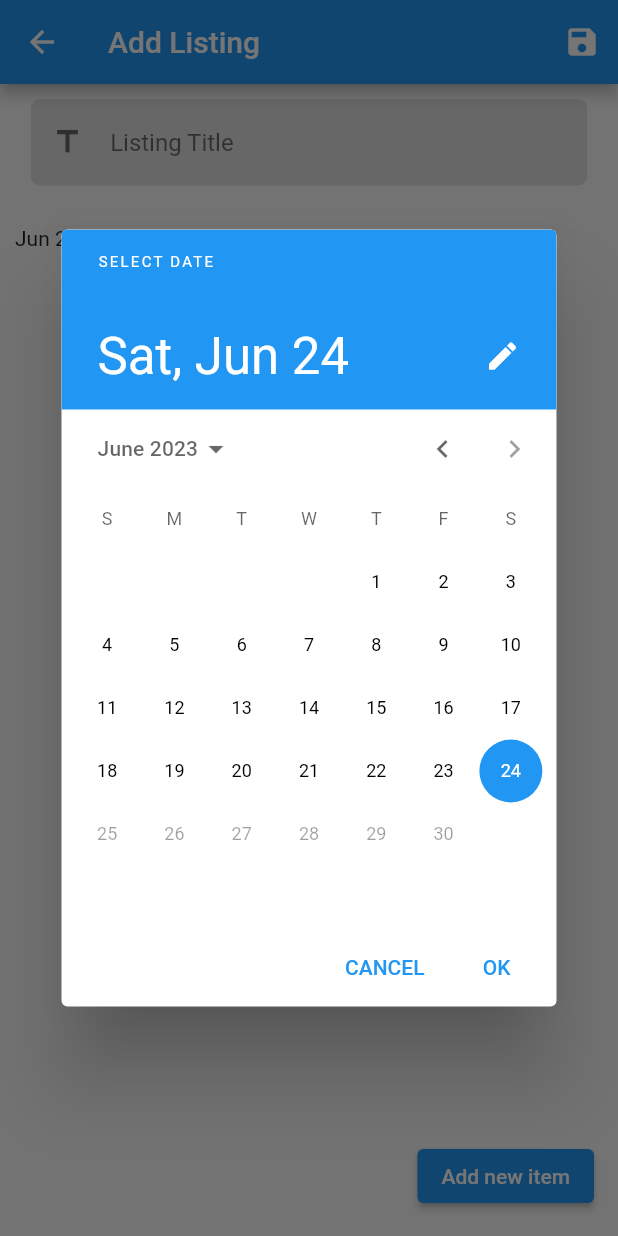
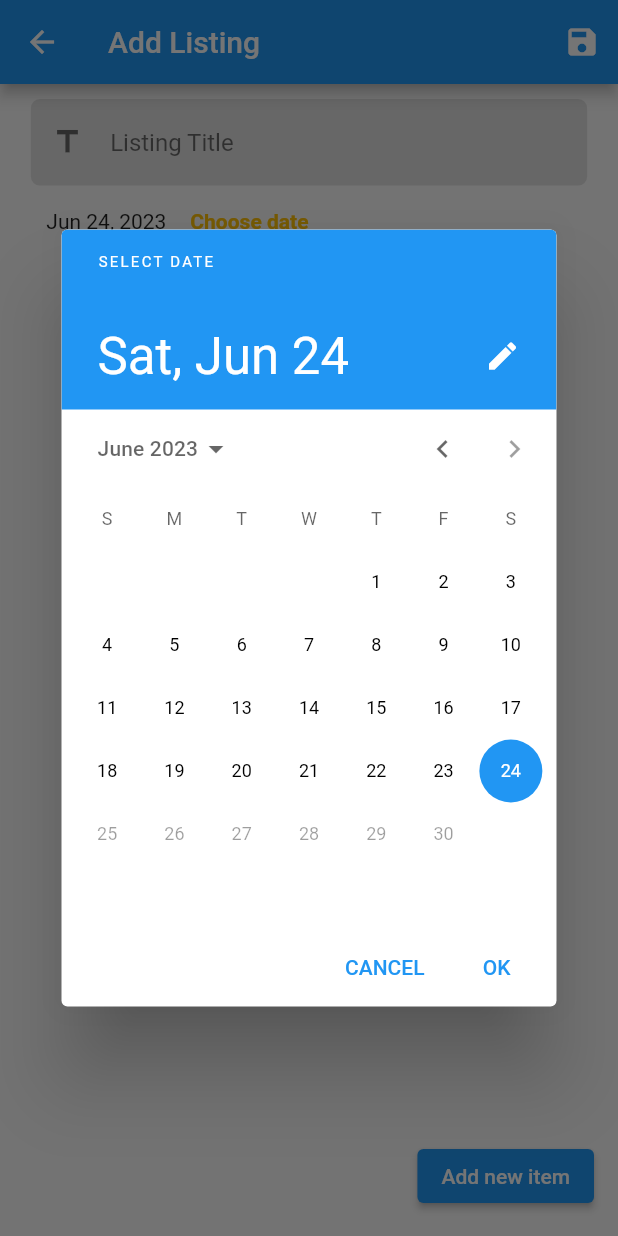
Before and after one commit to denosg/gest_prod_river, a Flutter app: the AddListingScreen screen opened by its route, after a tap on "Choose date", on a phone screen of 412 x 824 dp. Run offline on Flutter 3.47's test engine with Material 2 defaults, Android fonts, the phone set to English and light mode, and no system bars; our stand-ins replace firebase_core, firebase_storage, flutter_riverpod, image_picker; accounts and stored records are empty; generated files the repository leaves out were written again; network calls fail.

Commit message:
date picker works

```diff
--- a/lib/screens/add_listing_screen.dart
+++ b/lib/screens/add_listing_screen.dart
@@ -1,13 +1,13 @@
 import 'package:flutter/material.dart';
 import 'package:flutter_riverpod/flutter_riverpod.dart';
-import 'package:gest_prod_river/providers/item_list_provider.dart';
-import 'package:gest_prod_river/screens/listings_overview_screen.dart';
-import 'package:gest_prod_river/widgets/add_list_screen/added_item.dart';
-import 'package:gest_prod_river/widgets/add_list_screen/listing_title_form.dart';
-import 'package:intl/intl.dart';
 
 import '../models/listing.dart';
 import '../widgets/add_list_screen/new_item.dart';
+import '/providers/item_list_provider.dart';
+import '/screens/listings_overview_screen.dart';
+import '/widgets/add_list_screen/added_item.dart';
+import '/widgets/add_list_screen/choose_date_form.dart';
+import '/widgets/add_list_screen/listing_title_form.dart';
 
 class AddListingScreen extends ConsumerStatefulWidget {
   static const routeName = '/add-listing-screen';
@@ -19,9 +19,6 @@ class AddListingScreen extends ConsumerStatefulWidget {
 class AddListingScreenState extends ConsumerState<AddListingScreen> {
   final _imageUrlController = TextEditingController();
   final _form = GlobalKey<FormState>();
-
-  // current date for calendar
-  DateTime _selectedDate = DateTime.now();
 
   // loading spinner logic
   var _isLoading = false;
@@ -80,22 +77,6 @@ class AddListingScreenState extends ConsumerState<AddListingScreen> {
     });
   }
 
-  // calendar picker for user
-  void _presentDatePicker() {
-    showDatePicker(
-            context: context,
-            initialDate: DateTime.now(),
-            firstDate: DateTime(2023),
-            lastDate: DateTime.now())
-        .then((chosenDate) {
-      if (chosenDate == null) {
-        return;
-      } else {
-        _selectedDate = chosenDate;
-      }
-    });
-  }
-
   // modal bottoom sheet when entering new item in the list
   void _startAddNewItem(BuildContext context) {
     showModalBottomSheet(
@@ -142,29 +123,10 @@ class AddListingScreenState extends ConsumerState<AddListingScreen> {
                       ListingTitleForm(
                           onSave: saveStateOfTextField, listing: _tempListing),
                       // calendar picker for app
-                      Container(
-                        // color: Colors.red,
-                        height: 70,
-                        child: Row(
-                          children: [
-                            Text(_selectedDate == null
-                                ? 'No date chosen !'
-                                : DateFormat.yMMMd().format(_selectedDate)),
-                            MaterialButton(
-                              onPressed: _presentDatePicker,
-                              child: const Text(
-                                'Choose date',
-                                style: TextStyle(
-                                  color: Colors.amber,
-                                  fontWeight: FontWeight.bold,
-                                ),
-                              ),
-                            )
-                          ],
-                        ),
-                      ),
+                      ChooseDateForm(
+                          listing: _tempListing, onSave: saveStateOfTextField),
                       // here will come the list of items
-                      Container(
+                      SizedBox(
                         height: (deviceSize.height - kToolbarHeight) / 2,
                         child: ListView.builder(
                           itemBuilder: (context, index) =>
--- /dev/null
+++ b/lib/widgets/add_list_screen/choose_date_form.dart
@@ -0,0 +1,72 @@
+import 'package:flutter/material.dart';
+import 'package:intl/intl.dart';
+
+import '../../models/listing.dart';
+
+class ChooseDateForm extends StatefulWidget {
+  final Listing listing;
+  final Function(Listing) onSave;
+  const ChooseDateForm(
+      {super.key, required this.listing, required this.onSave});
+
+  @override
+  State<ChooseDateForm> createState() => _ChooseDateFormState();
+}
+
+class _ChooseDateFormState extends State<ChooseDateForm> {
+  // current date for calendar
+  DateTime _selectedDate = DateTime.now();
+
+  // calendar picker for user
+  void _presentDatePicker() {
+    showDatePicker(
+            context: context,
+            initialDate: DateTime.now(),
+            firstDate: DateTime(2023),
+            lastDate: DateTime.now())
+        .then((chosenDate) {
+      if (chosenDate == null) {
+        return;
+      } else {
+        setState(() {
+          _selectedDate = chosenDate;
+          // update the listing with the appropriate information
+          Listing updatedListing = Listing(
+            id: widget.listing.id,
+            title: widget.listing.title,
+            dateTime: _selectedDate,
+            amount: widget.listing.amount,
+            itemList: widget.listing.itemList,
+          );
+          widget.onSave(updatedListing);
+        });
+      }
+    });
+  }
+
+  @override
+  Widget build(BuildContext context) {
+    double width = MediaQuery.of(context).size.width;
+
+    return SizedBox(
+      width: width * 0.85,
+      child: Row(
+        children: [
+          // show the date chosen
+          Text(DateFormat.yMMMd().format(_selectedDate)),
+          // button for choosing the date
+          MaterialButton(
+            onPressed: _presentDatePicker,
+            child: const Text(
+              'Choose date',
+              style: TextStyle(
+                color: Colors.amber,
+                fontWeight: FontWeight.bold,
+              ),
+            ),
+          )
+        ],
+      ),
+    );
+  }
+}
--- a/lib/widgets/add_list_screen/new_item.dart
+++ b/lib/widgets/add_list_screen/new_item.dart
@@ -64,6 +64,7 @@ class NewItemState extends ConsumerState<NewItem> {
     if (isValid == false || isValid == null) {
       return;
     }
+    // verifies if user uploaded image or not, if NOT the user will be prompted to please upload a picture
     if (_tempItem.photoUrl == '') {
       showAlertDialog();
       return;
```
Also changed, not shown: lib/models/listing.dart (+14 -0 lines).
